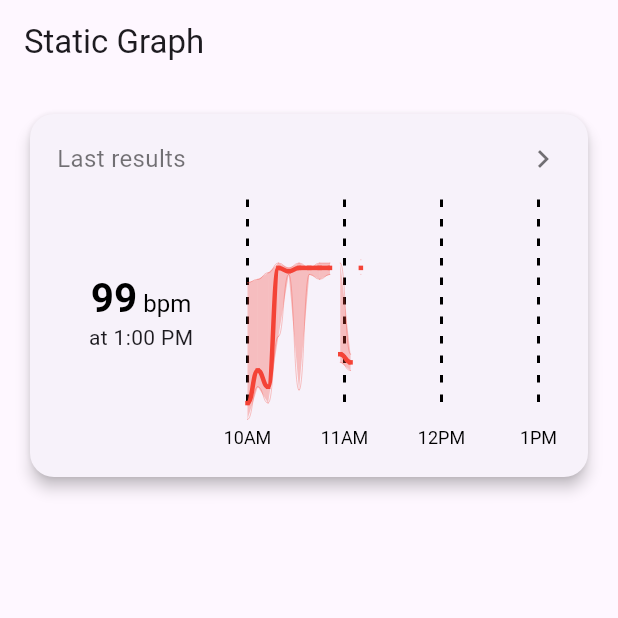
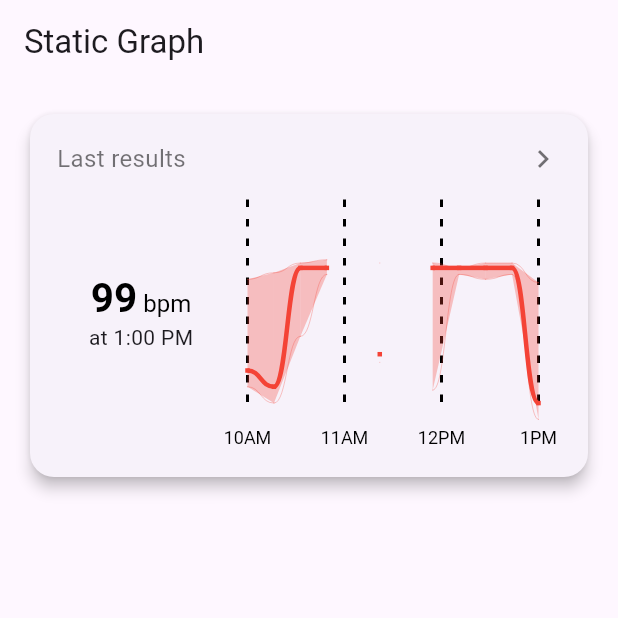
Before and after one commit to adarshsavalagi1/lineargraph1, a Flutter app: the screen it shows after launch, on a phone screen of 412 x 824 dp, the top half of it. Run offline on Flutter 3.47's test engine with Material 3 defaults, Android fonts, the phone set to English and light mode, and no system bars.

Commit message:
static graph intervals fixed

```diff
--- a/lib/components/static_graph_painter.dart
+++ b/lib/components/static_graph_painter.dart
@@ -1,3 +1,4 @@
+import 'dart:math';
 import 'dart:ui';
 
 import 'package:flutter/material.dart';
@@ -13,11 +14,12 @@ class StaticGraphPainter extends CustomPainter {
   @override
   void paint(Canvas canvas, Size size) {
     const x1 = 0.0;
-    final x2 = size.width - (size.width * 0.15);
+    final x2 = size.width ;
     const y1 = 0.0;
     final y2 = size.height;
-    final xStep = (x2 - x1) / 24;
+    final xStep = (x2 - x1) / 11;
     final yStep = (y2 - y1) / 140;
+
     constructGraph(canvas, size);
     plotGraph(canvas, xStep, yStep, y1, y2);
   }
@@ -42,10 +44,13 @@ class StaticGraphPainter extends CustomPainter {
     final List<Offset> medianPoints = [];
     final List<Offset> minPoints = [];
     final List<Offset> maxPoints = [];
+    final minHour = gPoints.map((gp)=>gp.hour).reduce(min).toInt();
 
     for (int i = 0; i < gPoints.length; i++) {
       final gp = gPoints[i];
-      final x = i * xStep;
+
+      final x = (gp.hour-minHour) * xStep;
+      print(x);
       final yMedian = y2 - yStep * gp.median;
       final yMin = y2 - yStep * gp.min;
       final yMax = y2 - yStep * gp.max;
--- a/lib/data/graph_point.dart
+++ b/lib/data/graph_point.dart
@@ -153,16 +153,16 @@ List<Graphpoint> newSetData = [
 ];
 
 List<Graphpoint> staticGraph = [
-  Graphpoint(5,  89,15, 24),
-  Graphpoint(25,  91,35, 25),
-  Graphpoint(15,  95,25, 26),
-  Graphpoint(56, 101, 98, 27),
-  Graphpoint(94, 103, 98, 40),
-  Graphpoint(35, 45, 40, 37),
-  Graphpoint(40, 101, 45, 36),
-  Graphpoint(94, 98, 96, 28),
-  Graphpoint(23, 101, 98, 29),
-  Graphpoint(94, 98, 98, 30),
-  Graphpoint(91, 101, 98, 31),
-  Graphpoint(94, 101, 98, 32),
+  Graphpoint(5, 89, 15, 13),
+  Graphpoint(25, 91, 35, 2),
+  Graphpoint(15, 95, 25, 3),
+  Graphpoint(56, 101, 98, 4),
+  Graphpoint(94, 103, 98, 5),
+  // Graphpoint(35, 45, 40, 6),
+  Graphpoint(40, 101, 45, 7),
+  // Graphpoint(94, 98, 96, 8),
+  Graphpoint(23, 101, 98, 9),
+  Graphpoint(94, 98, 98, 10),
+  Graphpoint(91, 101, 98, 11),
+  Graphpoint(94, 101, 98, 12),
 ];
```
